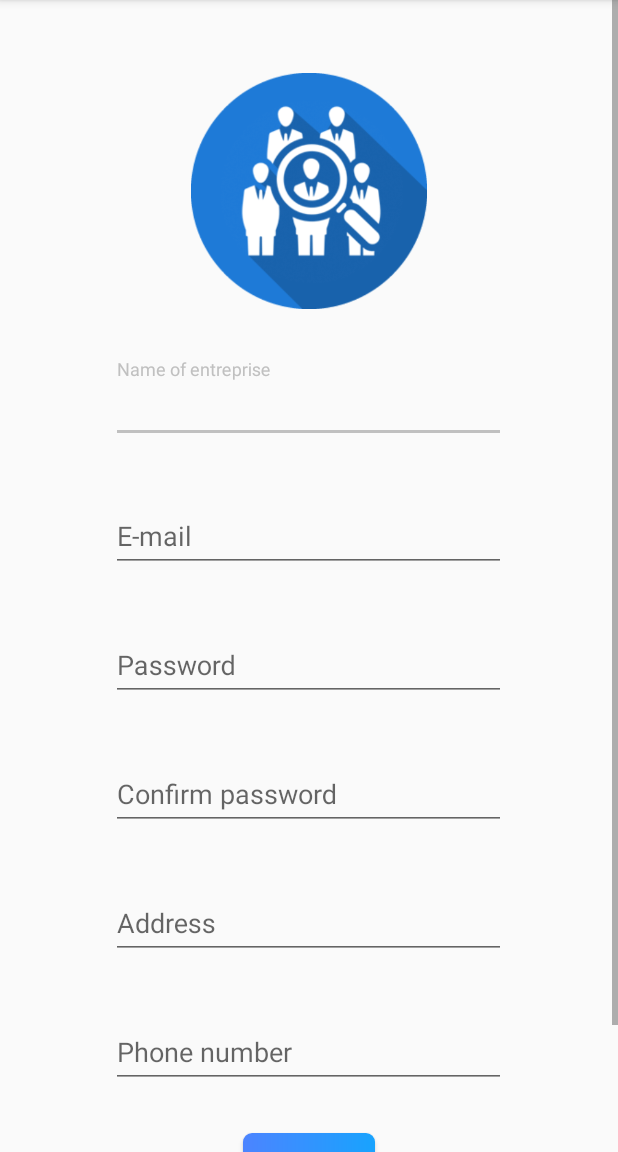
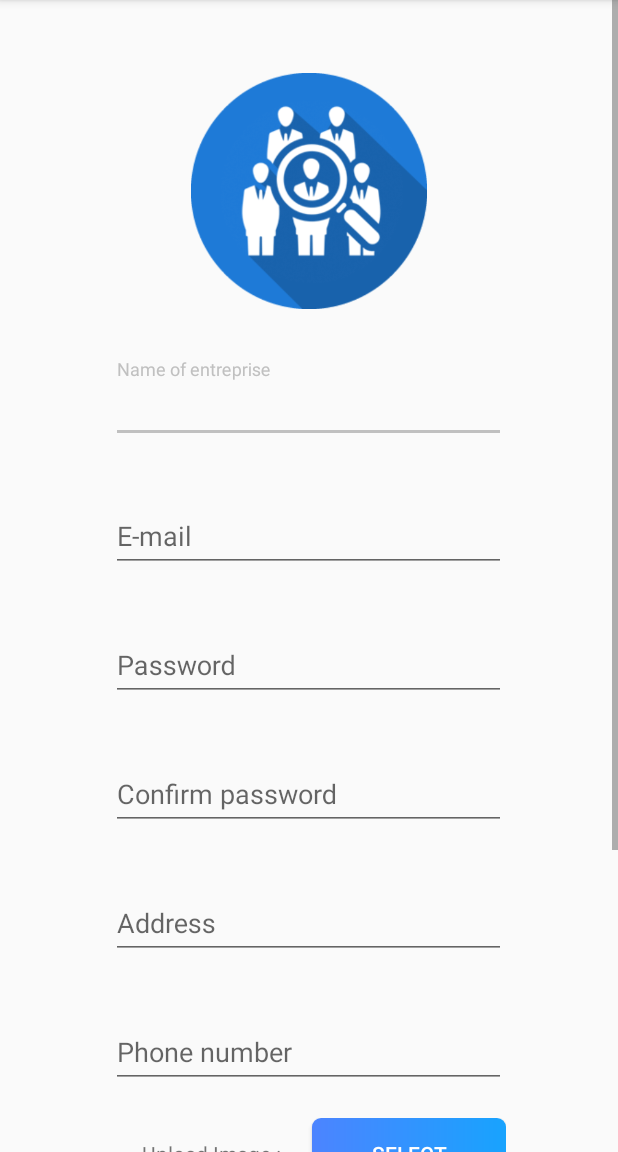
Before and after one commit to sabrinette/recrutini, an Android app: the RegisterActivity screen opened directly, with no data from a screen before it, on a phone screen of 412 x 824 dp, the part 84-1236 px from its top. Run offline under Robolectric (Android 15) with nearby library versions, the phone set to English and light mode, and no system bars; our stand-ins replace Volley; network calls fail.

Commit message:
imga upload in register activity added successfuly

```diff
--- a/app/src/main/java/sabrine/chams/recrutini/LoginActivity.java
+++ b/app/src/main/java/sabrine/chams/recrutini/LoginActivity.java
@@ -58,7 +58,7 @@ public class LoginActivity extends AppCompatActivity {
                 RequestQueue queue = Volley.newRequestQueue(getApplicationContext());
                 final String emailText = email.getText().toString();
                 final String passwordText = new BigInteger(1,md.digest(password.getText().toString().getBytes())).toString(16);
-                StringRequest postRequest = new StringRequest(Request.Method.POST, "http://sabrine-chams.alwaysdata.net/login.php",
+                StringRequest postRequest = new StringRequest(Request.Method.POST, "https://sabrine-chams.alwaysdata.net/login.php",
                         new Response.Listener<String>() {
                             @Override
                             public void onResponse(String response) {
@@ -70,7 +70,7 @@ public class LoginActivity extends AppCompatActivity {
                                     if ( userExists.equals("1") && validUser.equals("1") )
                                     {
                                         int id = Integer.parseInt(user.getString("id_societe"));
-                                        Intent registerActivity = new Intent( getApplicationContext(), RegisterActivity.class);
+                                        Intent registerActivity = new Intent( getApplicationContext(), HomeActivity.class);
                                         startActivity(registerActivity);
                                     }
                                     else if (userExists.equals("1") && validUser.equals("0")){
--- a/app/src/main/java/sabrine/chams/recrutini/MainActivity.java
+++ b/app/src/main/java/sabrine/chams/recrutini/MainActivity.java
@@ -94,7 +94,7 @@ public class MainActivity extends AppCompatActivity
             @Override
             public void onClick(View v)
             {
-                Intent homeActivity = new Intent(getApplicationContext(), HomeActivity.class) ;
+                Intent homeActivity = new Intent(getApplicationContext(), RegisterActivity.class) ;
                 startActivity(homeActivity);
             }
         });
--- a/app/src/main/res/layout/activity_register.xml
+++ b/app/src/main/res/layout/activity_register.xml
@@ -135,6 +135,39 @@
                     android:hint="Phone number" />
             </com.google.android.material.textfield.TextInputLayout>
 
+            <LinearLayout
+                android:layout_width="263dp"
+                android:layout_height="match_parent"
+                android:layout_gravity="center"
+                android:layout_marginTop="20dp"
+                android:orientation="horizontal">
+
+                <TextView
+                    android:id="@+id/textView4"
+                    android:layout_width="wrap_content"
+                    android:layout_height="wrap_content"
+                    android:layout_weight="1"
+                    android:gravity="center"
+                    android:text="Upload Image :" />
+
+                <Button
+                    android:id="@+id/upload_btn"
+                    android:layout_width="wrap_content"
+                    android:layout_height="wrap_content"
+                    android:layout_weight="1"
+                    android:background="@drawable/btn_gradient_style"
+                    android:text="Select"
+                    android:textColor="#FFFFFF" />
+            </LinearLayout>
+
+            <ImageView
+                android:id="@+id/image_prev"
+                android:layout_width="match_parent"
+                android:layout_height="100dp"
+                android:layout_marginTop="10dp"
+                android:visibility="invisible"
+                tools:srcCompat="@tools:sample/avatars" />
+
             <Button
                 android:id="@+id/confirm_register"
                 android:layout_width="wrap_content"
--- a/app/src/main/res/layout/listview_layout.xml
+++ b/app/src/main/res/layout/listview_layout.xml
@@ -12,8 +12,8 @@
 
         <ImageView
             android:id="@+id/offer_img"
-            android:layout_width="wrap_content"
-            android:layout_height="wrap_content"
+            android:layout_width="120dp"
+            android:layout_height="120dp"
             android:layout_weight="1"
             tools:srcCompat="@tools:sample/avatars" />
 
```
Also changed, not shown: app/src/main/java/sabrine/chams/recrutini/RegisterActivity.java (+105 -2 lines).
